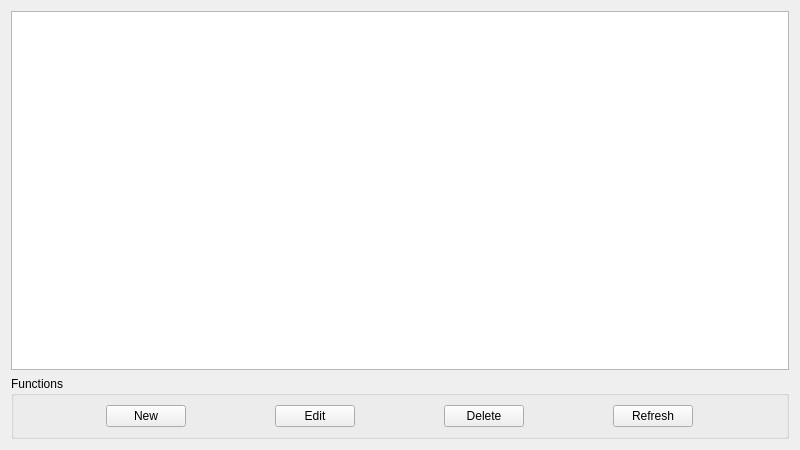
Above: Managers/genericmanager.ui from Cheddy/InterventionManagerClient before the change. Below: the same form after it.
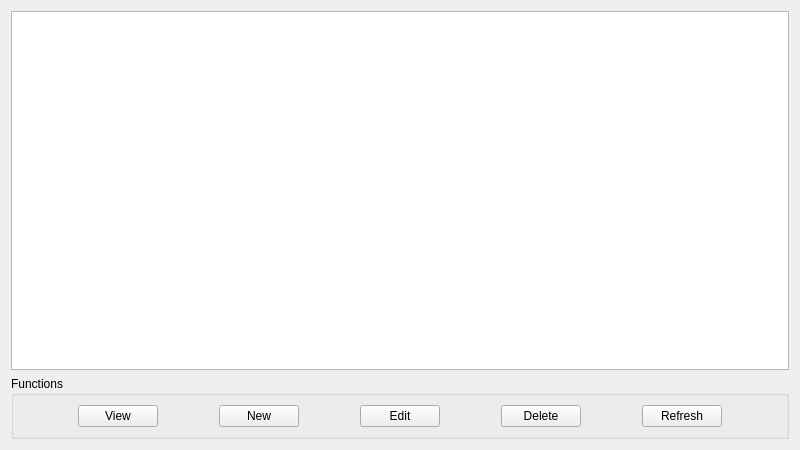
That is the form after the change.

The edit to the form file:
```diff
--- a/Managers/genericmanager.ui
+++ b/Managers/genericmanager.ui
@@ -20,6 +20,19 @@
       <string>Functions</string>
      </property>
      <layout class="QHBoxLayout" name="horizontalLayout">
+      <item>
+       <widget class="QPushButton" name="viewButton">
+        <property name="sizePolicy">
+         <sizepolicy hsizetype="Fixed" vsizetype="Fixed">
+          <horstretch>0</horstretch>
+          <verstretch>0</verstretch>
+         </sizepolicy>
+        </property>
+        <property name="text">
+         <string>View</string>
+        </property>
+       </widget>
+      </item>
       <item>
        <widget class="QPushButton" name="newButton">
         <property name="sizePolicy">
```
